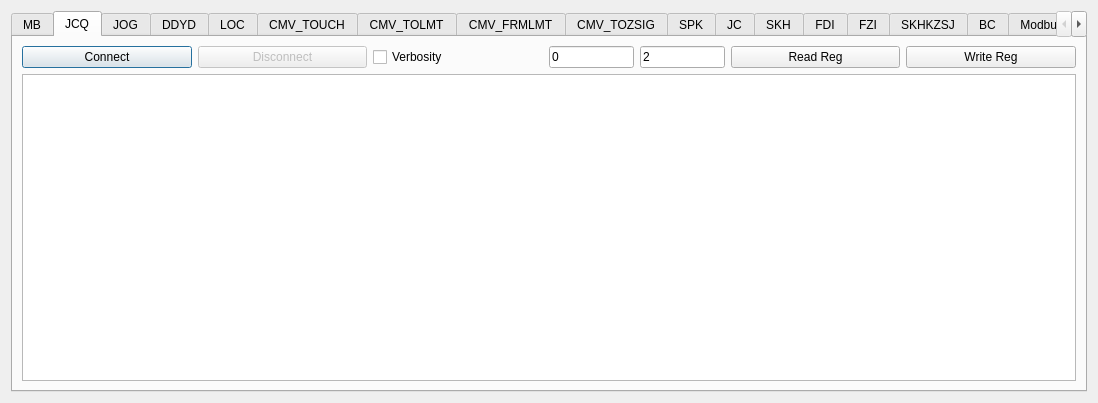
Above: forms_v1/regwindow.ui from zephyrrr/Camotics_modbus before the change. Below: the same form after it.
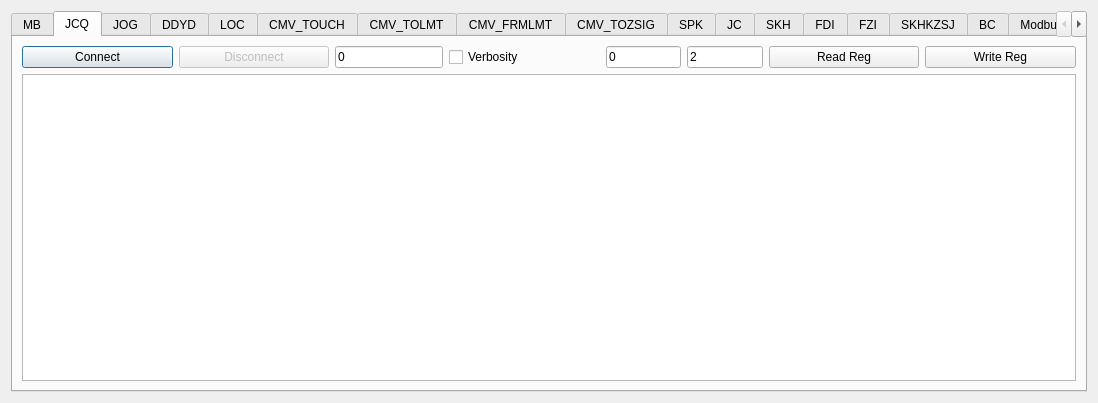
That is the form after the change.

What changed in the file:
```diff
--- a/forms_v1/regwindow.ui
+++ b/forms_v1/regwindow.ui
@@ -37,7 +37,7 @@
       </attribute>
       <layout class="QVBoxLayout" name="verticalLayout">
        <item>
-        <layout class="QHBoxLayout" name="horizontalLayout1" stretch="2,2,2,1,1,2,2">
+        <layout class="QHBoxLayout" name="horizontalLayout1" stretch="2,2,0,2,1,1,2,2">
          <item>
           <widget class="QPushButton" name="btnStart">
            <property name="text">
@@ -55,6 +55,13 @@
            </property>
           </widget>
          </item>
+         <item>
+          <widget class="QLineEdit" name="lineEditConnectionIndex">
+           <property name="text">
+            <string>0</string>
+           </property>
+          </widget>
+         </item>
          <item>
           <widget class="QCheckBox" name="ckbVerbosity">
            <property name="text">
```
Left out of the diff: 17 changed lines with no effect on the pictures.
